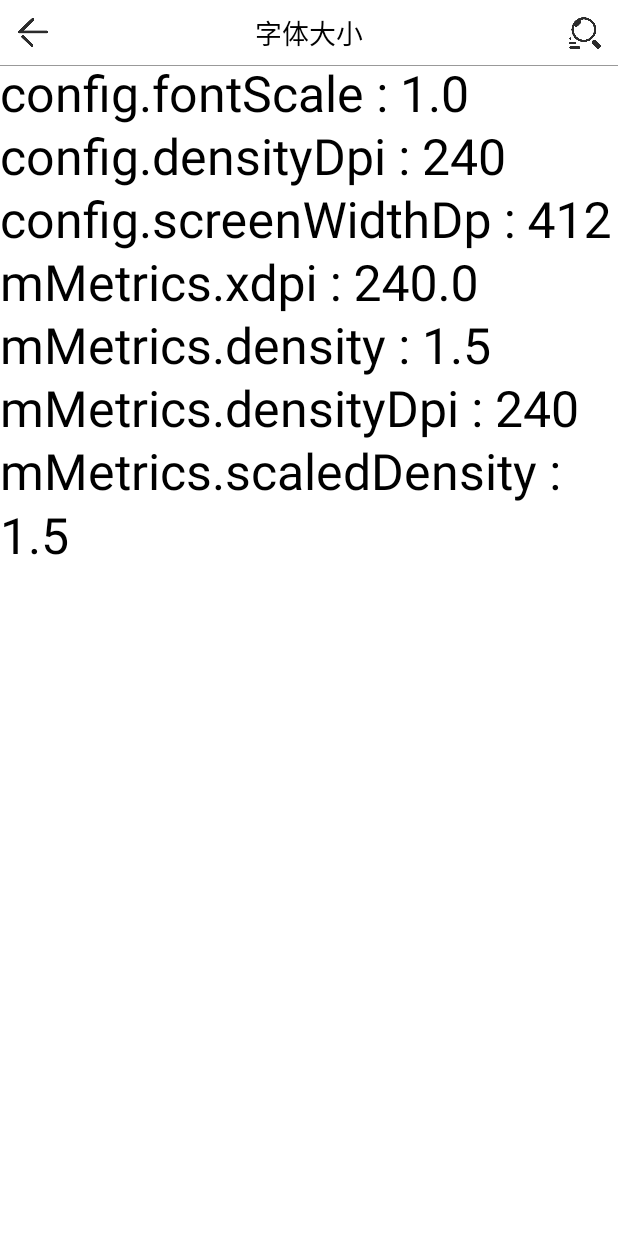
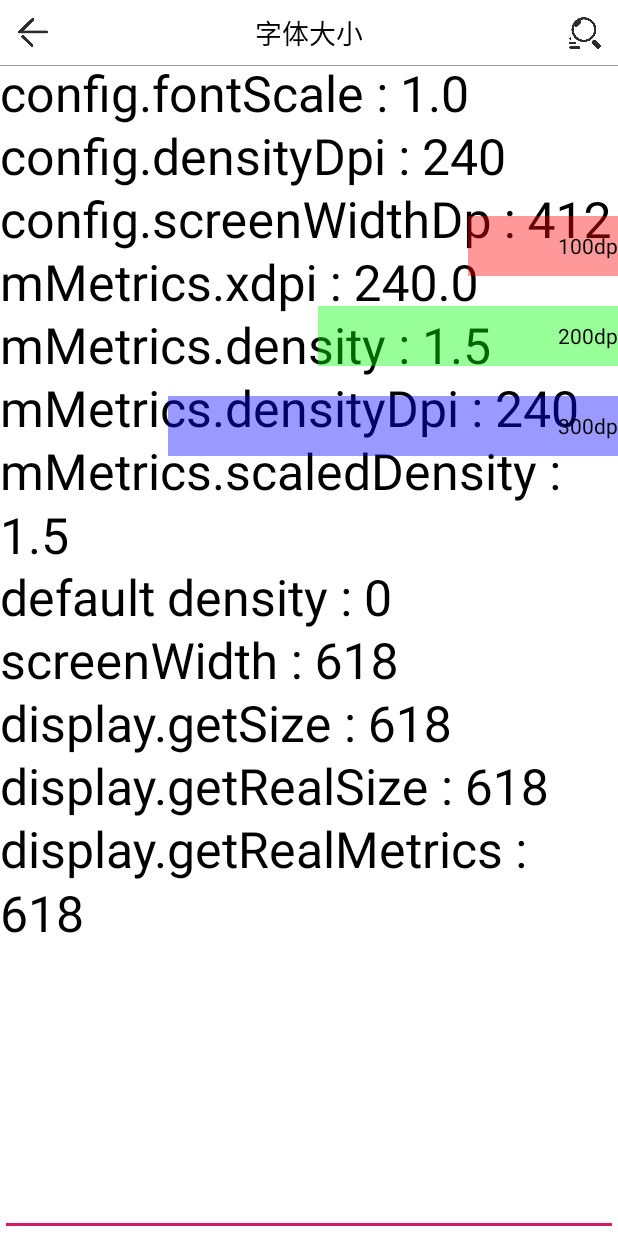
Before and after one commit to Yang-Shuang/Example, an Android app: the FontSizeTestActivity screen opened directly, with no data from a screen before it, on a phone screen of 412 x 824 dp. Run offline under Robolectric (Android 15) with nearby library versions, the phone set to English and light mode, and no system bars; our stand-ins replace ButterKnife; libraries missing offline, so code that uses them is left out: rx.android.schedulers, rx.schedulers.

Commit message:
fontScale test

```diff
--- a/app/src/main/java/com/yang/example/activity/androidApi/FontSizeTestActivity.java
+++ b/app/src/main/java/com/yang/example/activity/androidApi/FontSizeTestActivity.java
@@ -2,11 +2,16 @@ package com.yang.example.activity.androidApi;
 
 
 import android.content.res.Configuration;
+import android.graphics.Point;
 import android.os.Bundle;
+import android.util.DisplayMetrics;
+import android.view.Display;
 
 import com.yang.base.activity.SimpleBarActivity;
 import com.yang.example.R;
 import com.yang.example.view.NoteView;
+
+import java.lang.reflect.Method;
 
 public class FontSizeTestActivity extends SimpleBarActivity {
 
@@ -24,6 +29,11 @@ public class FontSizeTestActivity extends SimpleBarActivity {
     @Override
     protected void onResume() {
         super.onResume();
+        DisplayMetrics outMetrics = new DisplayMetrics();
+        Display display = getWindowManager().getDefaultDisplay();
+        display.getMetrics(outMetrics);
+        int screenWidth = outMetrics.widthPixels;
+        int screenHeight = outMetrics.heightPixels;
 
         Configuration configuration = getResources().getConfiguration();
         noteview.addText("config.fontScale : " + configuration.fontScale);
@@ -34,5 +44,44 @@ public class FontSizeTestActivity extends SimpleBarActivity {
         noteview.addText("mMetrics.density : " + getResources().getDisplayMetrics().density);
         noteview.addText("mMetrics.densityDpi : " + getResources().getDisplayMetrics().densityDpi);
         noteview.addText("mMetrics.scaledDensity : " + getResources().getDisplayMetrics().scaledDensity);
+        noteview.addText("default density : " + getDefaultDisplayDensity());
+        noteview.addText("screenWidth : " + screenWidth);
+        Point p1 = new Point();
+        display.getSize(p1);
+        Point p2 = new Point();
+        display.getRealSize(p2);
+        DisplayMetrics outMetrics1 = new DisplayMetrics();
+        display.getRealMetrics(outMetrics1);
+        noteview.addText("display.getSize : " + p1.x);
+        noteview.addText("display.getRealSize : " + p2.x);
+        noteview.addText("display.getRealMetrics : " + outMetrics1.widthPixels);
+    }
+
+    /**
+     * 获取手机出厂时默认的densityDpi
+     */
+    private int getDefaultDisplayDensity() {
+        try {
+            Class aClass = Class.forName("android.view.WindowManagerGlobal");
+            Method method = aClass.getMethod("getWindowManagerService");
+            method.setAccessible(true);
+            Object iwm = method.invoke(aClass);
+            Method getInitialDisplayDensity = iwm.getClass().getMethod("getInitialDisplayDensity", int.class);
+            getInitialDisplayDensity.setAccessible(true);
+            Object densityDpi = getInitialDisplayDensity.invoke(iwm, Display.DEFAULT_DISPLAY);
+            return (int) densityDpi;
+        } catch (Exception e) {
+            e.printStackTrace();
+            return -1;
+        }
+    }
+
+    @Override
+    protected void onRightButtonClick() {
+        super.onRightButtonClick();
+        DisplayMetrics outMetrics = new DisplayMetrics();
+        Display display = getWindowManager().getDefaultDisplay();
+        display.getMetrics(outMetrics);
+
     }
 }
--- a/app/src/main/res/layout/activity_font_size_test.xml
+++ b/app/src/main/res/layout/activity_font_size_test.xml
@@ -1,5 +1,5 @@
 <?xml version="1.0" encoding="utf-8"?>
-<androidx.constraintlayout.widget.ConstraintLayout xmlns:android="http://schemas.android.com/apk/res/android"
+<RelativeLayout xmlns:android="http://schemas.android.com/apk/res/android"
     xmlns:app="http://schemas.android.com/apk/res-auto"
     xmlns:tools="http://schemas.android.com/tools"
     android:layout_width="match_parent"
@@ -9,6 +9,39 @@
     <com.yang.example.view.NoteView
         android:id="@+id/noteview"
         android:layout_width="match_parent"
-        android:layout_height="match_parent"/>
+        android:layout_height="match_parent" />
 
-</androidx.constraintlayout.widget.ConstraintLayout>
+
+    <EditText
+        android:layout_width="match_parent"
+        android:layout_height="wrap_content"
+        android:layout_alignParentBottom="true" />
+
+    <TextView
+        android:layout_width="100dp"
+        android:layout_height="40dp"
+        android:layout_alignParentRight="true"
+        android:layout_marginTop="100dp"
+        android:background="#66ff0000"
+        android:gravity="center_vertical|right"
+        android:text="100dp" />
+
+    <TextView
+        android:layout_width="200dp"
+        android:layout_height="40dp"
+        android:layout_alignParentRight="true"
+        android:layout_marginTop="160dp"
+        android:background="#6600ff00"
+        android:gravity="center_vertical|right"
+        android:text="200dp" />
+
+    <TextView
+        android:layout_width="300dp"
+        android:layout_height="40dp"
+        android:layout_alignParentRight="true"
+        android:layout_marginTop="220dp"
+        android:background="#660000ff"
+        android:gravity="center_vertical|right"
+        android:text="300dp" />
+
+</RelativeLayout>
```
Also changed, not shown: app/src/main/AndroidManifest.xml (+14 -1 lines), app/src/main/java/com/yang/example/activity/androidApi/AllApplicationsInfoActivity.java (added, +15 -0 lines), app/src/main/java/com/yang/example/activity/other/CommunicationTestActivity.java (added, +40 -0 lines), app/src/main/java/com/yang/example/adapter/ApplicationInfoListAdapter.java (added, +24 -0 lines), app/src/main/res/layout/activity_all_applications_info.xml (added, +9 -0 lines), app/src/main/res/layout/activity_communication_test.xml (added, +36 -0 lines).
